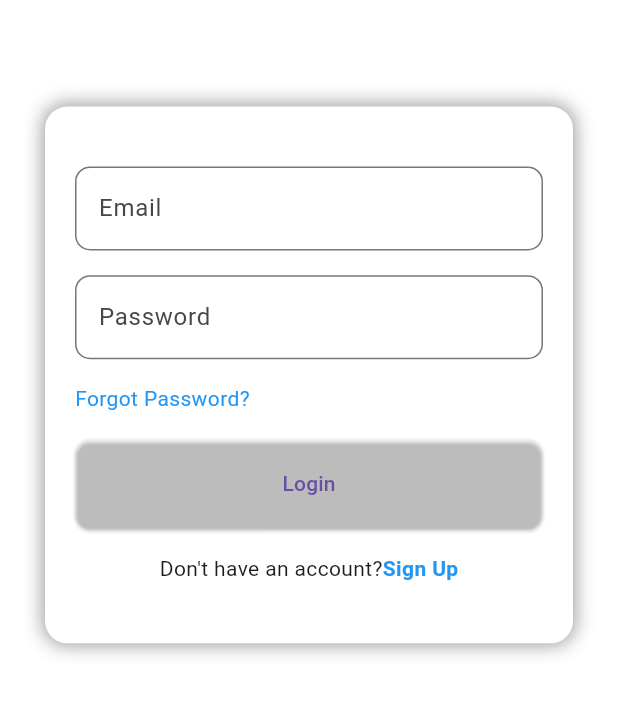
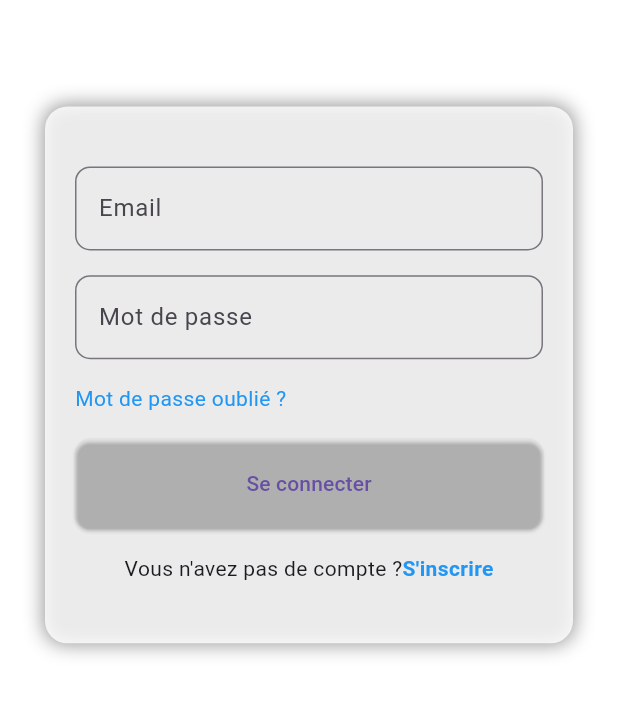
Before and after one commit to abdearrahmane-z/myPatientsApp, a Flutter app: the HomePage screen opened directly, after a tap on the "logout" icon, on a phone screen of 412 x 824 dp, the part 328-1045 px from its top. Run offline on Flutter 3.47's test engine with Material 3 defaults, Android fonts, the light colour scheme and no system bars; our stand-ins replace firebase_auth, firebase_core, firebase_database, flutter_screenutil, get; accounts and stored records are empty; network calls fail.

Commit message:
setup auth with firebase and change laung to french

```diff
--- a/lib/core/constants/colors.dart
+++ b/lib/core/constants/colors.dart
@@ -5,4 +5,5 @@ class AppColors {
   static const Color secondaryColor = Color(0xFF03DAC6);
   static const Color backgroundColor = Colors.white;
   static const Color errorColor = Color(0xFFB00020);
+  static const Color authFormColor = Colors.white;
 }
--- a/lib/view/home/home_page.dart
+++ b/lib/view/home/home_page.dart
@@ -26,7 +26,7 @@ class HomePage extends StatelessWidget {
                       : ListView.builder(
                         itemCount: controller.patients.length,
                         itemBuilder: (context, index) {
-                          return ItemForm(patient: controller.patients[index]);
+                          return ItemForm(patient: controller.patients[index], con_text: context,);
                         },
                       ),
             ),
--- a/lib/view/loginPage/login_page.dart
+++ b/lib/view/loginPage/login_page.dart
@@ -29,7 +29,7 @@ class LoginPage extends StatelessWidget {
                   ),
                 ),
                 SizedBox(height: screenHeight * 0.05),
-                LoginForm(formKey: _formKey, controller: controllerA),
+                LoginForm(formKey: _formKey, controller: controllerA, context :context),
               ],
             ),
           ),
--- a/lib/view/loginPage/widgets/login_form.dart
+++ b/lib/view/loginPage/widgets/login_form.dart
@@ -1,16 +1,24 @@
 import 'package:flutter/material.dart';
 import 'package:get/get.dart';
 import 'package:my_patients/controller/authController.dart';
+import 'package:my_patients/core/constants/colors.dart';
 import 'package:my_patients/core/input_validator.dart';
+import 'package:my_patients/view/forget_pass_page/forget_pass_page.dart';
 import 'package:my_patients/view/signUpPage/signup_page.dart';
 import 'package:my_patients/view/widgets/my_button.dart';
 import 'package:my_patients/view/widgets/my_textfield.dart';
 
 class LoginForm extends StatelessWidget {
-  const LoginForm({super.key, required this.formKey, required this.controller});
+  const LoginForm({
+    super.key,
+    required this.formKey,
+    required this.controller,
+    required this.context,
+  });
 
   final GlobalKey<FormState> formKey;
   final AuthController controller;
+  final BuildContext context;
   @override
   Widget build(BuildContext context) {
     double screenHeight = MediaQuery.of(context).size.height;
@@ -21,7 +29,7 @@ class LoginForm extends StatelessWidget {
         padding: const EdgeInsets.symmetric(horizontal: 20, vertical: 40),
         margin: const EdgeInsets.all(30),
         decoration: BoxDecoration(
-          color: const Color.fromARGB(255, 255, 255, 255),
+          color: AppColors.authFormColor.withOpacity(0.8),
           boxShadow: [
             BoxShadow(
               color: Color.fromARGB(101, 0, 0, 0),
@@ -41,14 +49,14 @@ class LoginForm extends StatelessWidget {
             children: [
               MyTextField(
                 labelText: 'Email',
-                hintText: 'Enter your email',
+                hintText: 'Entrez votre email',
                 textController: controller.emailController,
                 validator: InputValidator.validateEmail,
               ),
               SizedBox(height: screenHeight * 0.02),
               MyTextField(
-                labelText: 'Password',
-                hintText: 'Enter your password',
+                labelText: 'Mot de passe',
+                hintText: 'Entrez votre mot de passe',
                 obscureText: true,
                 textController: controller.passwordController,
                 validator: InputValidator.validatePassword,
@@ -58,39 +66,44 @@ class LoginForm extends StatelessWidget {
                 alignment: Alignment.centerLeft,
                 child: GestureDetector(
                   onTap: () {
-                    print('Forgot Password tapped');
+                    Get.to(() => ForgetPassPage());
                   },
                   child: Text(
-                    'Forgot Password?',
+                    'Mot de passe oublié ?',
                     style: TextStyle(color: Colors.blue),
                   ),
                 ),
               ),
               SizedBox(height: screenHeight * 0.02),
-              MyButton(
-                text: 'Login',
-                onPressed: () {
-                  if (formKey.currentState!.validate()) {
-                    // Validate the form
-                    controller.login();
-                  }
-                },
+              Obx(
+                () =>
+                    controller.isLoading.value
+                        ? CircularProgressIndicator()
+                        : MyButton(
+                          text: 'Se connecter',
+                          onPressed: () {
+                            if (formKey.currentState!.validate()) {
+                              // Validate the form
+                              controller.login(context);
+                            }
+                          },
+                        ),
               ),
               SizedBox(height: screenHeight * 0.02),
               Row(
                 mainAxisAlignment: MainAxisAlignment.center,
                 children: [
-                  Text('Don\'t have an account?'),
+                  Text('Vous n\'avez pas de compte ?'),
                   GestureDetector(
                     onTap: () {
-                      print('Sign Up tapped');
+                      // print('Sign Up tapped');
                       Get.to(() => SignUpPage());
                       controller.emailController.clear();
                       controller.passwordController.clear();
                       controller.confirmPasswordController.clear();
                     },
                     child: const Text(
-                      'Sign Up',
+                      'S\'inscrire',
                       style: TextStyle(
                         color: Colors.blue,
                         fontWeight: FontWeight.bold,
--- a/lib/view/signUpPage/widgets/signUp_from.dart
+++ b/lib/view/signUpPage/widgets/signUp_from.dart
@@ -1,6 +1,7 @@
 import 'package:flutter/material.dart';
 import 'package:get/get.dart';
 import 'package:my_patients/controller/authController.dart';
+import 'package:my_patients/core/constants/colors.dart';
 import 'package:my_patients/core/input_validator.dart';
 import 'package:my_patients/view/loginPage/login_page.dart';
 import 'package:my_patients/view/widgets/my_button.dart';
@@ -20,7 +21,7 @@ class SignUpForm extends StatelessWidget {
         padding: const EdgeInsets.symmetric(horizontal: 20, vertical: 40),
         margin: const EdgeInsets.all(30),
         decoration: BoxDecoration(
-          color: const Color.fromARGB(255, 255, 255, 255),
+          color: AppColors.authFormColor.withOpacity(0.8),
           boxShadow: [
             BoxShadow(
               color: Color.fromARGB(101, 0, 0, 0),
@@ -39,41 +40,44 @@ class SignUpForm extends StatelessWidget {
             children: [
               MyTextField(
                 labelText: 'Email',
-                hintText: 'Enter your email',
+                hintText: 'Entrez votre email',
                 textController: controller.emailController,
                 validator: InputValidator.validateEmail,
               ),
               SizedBox(height: screenHeight * 0.02),
               MyTextField(
-                labelText: 'Password',
-                hintText: 'Enter your password',
+                labelText: 'Mot de passe',
+                hintText: 'Entrez votre mot de passe',
                 obscureText: true,
                 textController: controller.passwordController,
                 validator: InputValidator.validatePassword,
               ),
               SizedBox(height: screenHeight * 0.02),
               MyTextField(
-                labelText: 'Confirm Password',
-                hintText: 'Confirm your password',
+                labelText: 'Confirmez mot de passe',
+                hintText: 'Confirmez votre mot de passe',
                 obscureText: true,
                 textController: controller.confirmPasswordController,
                 validator: (value) => InputValidator.validateConfirmPassword(value, controller.passwordController.text),
               ),
               SizedBox(height: screenHeight * 0.02),
+              Obx(
+                ()=> controller.isLoading.value?CircularProgressIndicator():
                 MyButton(
-                text: 'Sign Up',
+                  text: 'S\'inscrire',
                   onPressed: () {
                     if (formKey.currentState!.validate()) {
                       // Validate the form
-                    controller.signUp();
+                      controller.signUp(context);
                     }
                   },
+                ),
               ),
               SizedBox(height: screenHeight * 0.02),
               Row(
                 mainAxisAlignment: MainAxisAlignment.center,
                 children: [
-                  Text('I have an account?'),
+                  Text('J\'ai un compte ? '),
                   GestureDetector(
                     onTap: () {
                       print('Login tapped');
@@ -83,7 +87,7 @@ class SignUpForm extends StatelessWidget {
                       controller.confirmPasswordController.clear();
                     },
                     child: const Text(
-                      'Login',
+                      'Se connecter',
                       style: TextStyle(
                         color: Colors.blue,
                         fontWeight: FontWeight.bold,
--- a/pubspec.yaml
+++ b/pubspec.yaml
@@ -38,6 +38,7 @@ dependencies:
   flutter_screenutil: ^5.9.3
   firebase_core: ^3.13.0
   firebase_database: ^11.3.5
+  firebase_auth: ^5.5.4
 
 dev_dependencies:
   flutter_test:
```
Also changed, not shown: lib/controller/authController.dart (+65 -12 lines), lib/controller/detail_page_controller.dart (+16 -2 lines), lib/controller/patients_List_controller.dart (+11 -9 lines), lib/model/patients_data.dart (+58 -23 lines), lib/view/detailPage/detail_page.dart (+17 -6 lines), lib/view/forget_pass_page/forget_pass_page.dart (added, +47 -0 lines), lib/view/home/widgets/itemForm.dart (+36 -2 lines), pubspec.lock, 4 other files. Lines whose indentation alone changed are shown as unchanged.
